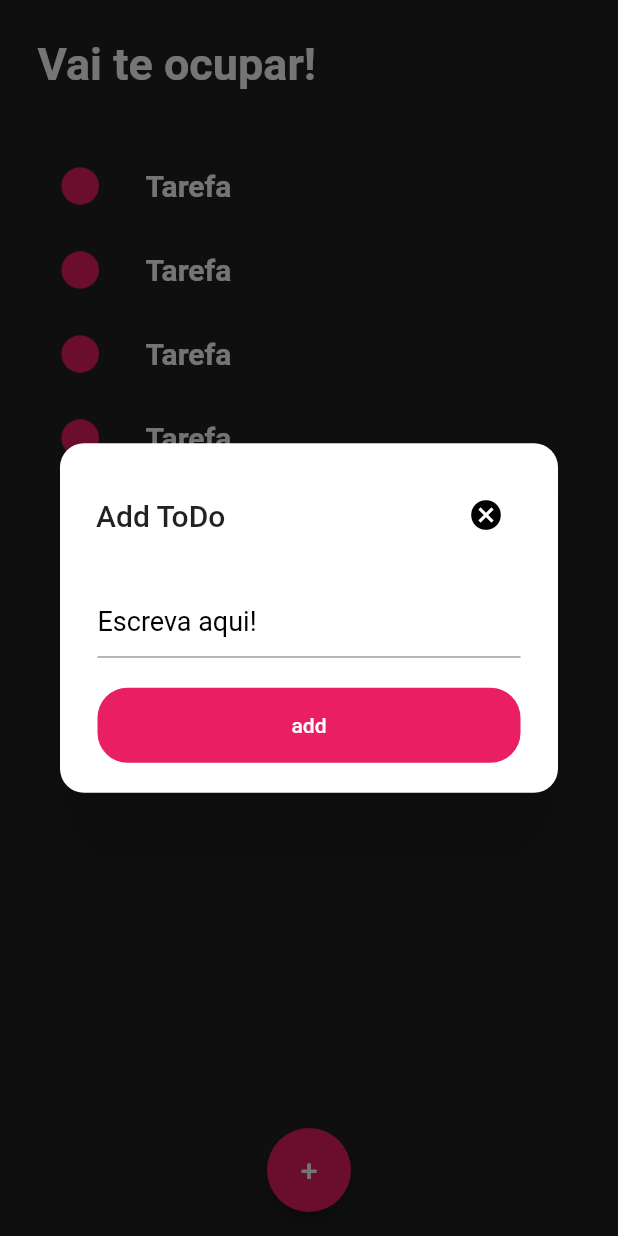
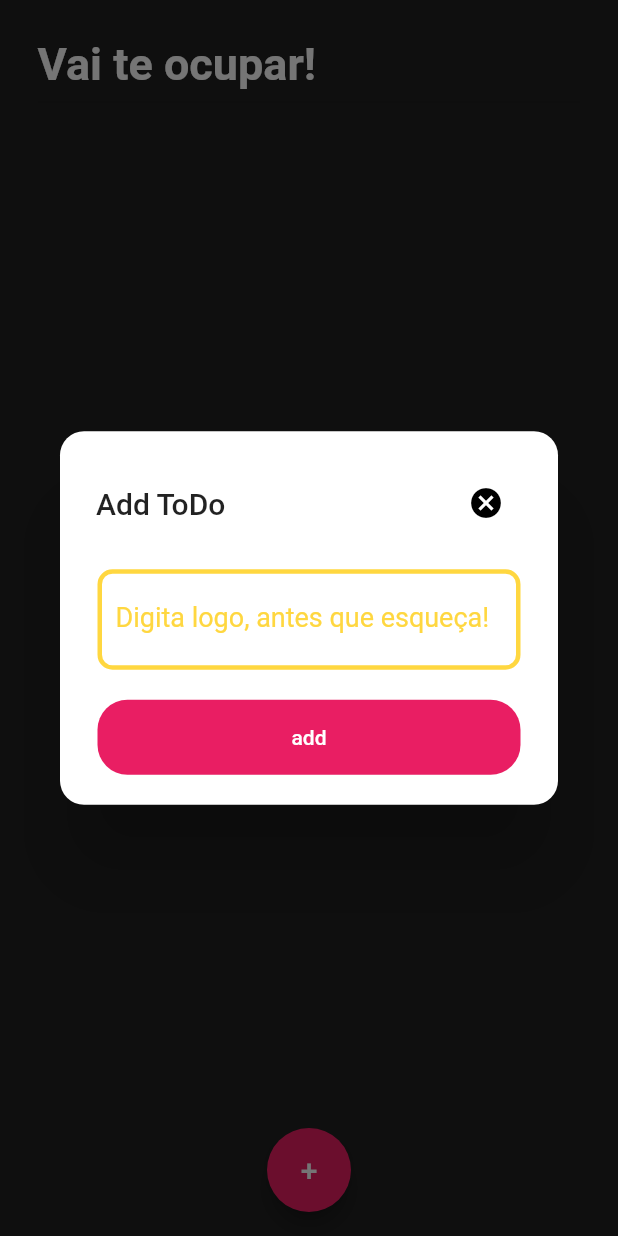
Before and after one commit to albertobezerra/todo_arretado_dblocal_flutter, a Flutter app: the screen it shows after launch, after a tap on an icon or button, on a phone screen of 412 x 824 dp. Run offline on Flutter 3.47's test engine with Material 2 defaults, Android fonts, the phone set to English and light mode, and no system bars.

Commit message:
Estrutura e DB local feitos

```diff
--- a/lib/todo_list.dart
+++ b/lib/todo_list.dart
@@ -1,7 +1,60 @@
+import 'dart:convert';
+import 'dart:io';
+
 import 'package:flutter/material.dart';
+import 'package:path_provider/path_provider.dart';
 
-class TodoList extends StatelessWidget {
+class TodoList extends StatefulWidget {
   const TodoList({Key? key}) : super(key: key);
+
+  @override
+  State<TodoList> createState() => _TodoListState();
+}
+
+class _TodoListState extends State<TodoList> {
+  final _toDoController = TextEditingController();
+  List _toDoList = [];
+  late Map<String, dynamic> _lastRemoved;
+  late int _lastRemovedPos;
+
+  @override
+  void initState() {
+    super.initState();
+    _readData().then((data) {
+      setState(() {
+        _toDoList = json.decode(data!);
+      });
+    });
+  }
+
+  void _addToDo() {
+    setState(() {
+      Map<String, dynamic> newToDo = Map();
+      newToDo['title'] = _toDoController.text;
+      _toDoController.text = '';
+      newToDo['ok'] = false;
+      _toDoList.add(newToDo);
+      _refresh();
+      _saveData();
+      Navigator.pop(context);
+    });
+  }
+
+  Future<Null> _refresh() async {
+    // await Future.delayed(Duration(seconds: 1));
+    setState(() {
+      _toDoList.sort((a, b) {
+        if (a['ok'] && !b['ok'])
+          return 1;
+        else if (!a['ok'] && b['ok'])
+          return -1;
+        else
+          return 0;
+      });
+      _saveData();
+    });
+    return null;
+  }
 
   @override
   Widget build(BuildContext context) {
@@ -22,30 +75,13 @@ class TodoList extends StatelessWidget {
               ),
               Divider(),
               SizedBox(height: 20),
-              ListView.builder(
-                shrinkWrap: true,
-                itemCount: 5,
-                itemBuilder: (context, index) {
-                  return ListTile(
-                    onTap: () {},
-                    leading: Container(
-                      height: 25,
-                      width: 25,
-                      decoration: BoxDecoration(
-                          color: Theme.of(context).primaryColor,
-                          shape: BoxShape.circle),
-                    ),
-                    title: Text(
-                      'Tarefa',
-                      style: TextStyle(
-                        fontSize: 20,
-                        fontWeight: FontWeight.w600,
-                        color: Colors.white,
-                      ),
-                    ),
-                  );
-                },
-              )
+              Expanded(
+                child: ListView.builder(
+                  padding: EdgeInsets.only(top: 10),
+                  itemCount: _toDoList.length,
+                  itemBuilder: buildItem,
+                ),
+              ),
             ],
           ),
         ),
@@ -84,16 +120,28 @@ class TodoList extends StatelessWidget {
                 ),
                 children: [
                   TextField(
+                    controller: _toDoController,
                     style: TextStyle(
                       fontSize: 18,
                       height: 1.5,
                       color: Colors.pink,
                     ),
                     decoration: InputDecoration(
-                        hintText: "Escreva aqui!",
-                        hintStyle: TextStyle(
-                          color: Colors.black,
-                        )),
+                      enabledBorder: OutlineInputBorder(
+                        borderSide: const BorderSide(
+                            width: 3, color: Colors.amberAccent),
+                        borderRadius: BorderRadius.circular(10),
+                      ),
+                      focusedBorder: OutlineInputBorder(
+                        borderSide:
+                            BorderSide(width: 3, color: Colors.amberAccent),
+                        borderRadius: BorderRadius.circular(10),
+                      ),
+                      labelText: 'Digita logo, antes que esqueça!',
+                      labelStyle: TextStyle(
+                        color: Colors.amberAccent,
+                      ),
+                    ),
                   ),
                   SizedBox(height: 20),
                   SizedBox(
@@ -106,7 +154,7 @@ class TodoList extends StatelessWidget {
                       child: Text('add'),
                       color: Theme.of(context).primaryColor,
                       textColor: Colors.white,
-                      onPressed: () {},
+                      onPressed: _addToDo,
                     ),
                   ),
                 ],
@@ -117,4 +165,79 @@ class TodoList extends StatelessWidget {
       ),
     );
   }
+
+  Widget buildItem(BuildContext context, int index) {
+    return Dismissible(
+      key: Key(DateTime.now().microsecondsSinceEpoch.toString()),
+      background: Container(
+        color: Colors.red,
+        child: Align(
+          alignment: Alignment(-0.9, 0),
+          child: Icon(
+            Icons.delete,
+            color: Colors.white,
+          ),
+        ),
+      ),
+      direction: DismissDirection.startToEnd,
+      child: CheckboxListTile(
+        title: Text(_toDoList[index]['title']),
+        value: _toDoList[index]['ok'],
+        secondary: CircleAvatar(
+          child: Icon(_toDoList[index]['ok'] ? Icons.check : Icons.error),
+        ),
+        onChanged: (bool? c) {
+          setState(() {
+            _toDoList[index]['ok'] = c;
+            _refresh();
+            _saveData();
+          });
+        },
+      ),
+      onDismissed: (direction) {
+        setState(() {
+          _lastRemoved = Map.from(_toDoList[index]);
+          _lastRemovedPos = index;
+          _toDoList.removeAt(index);
+          _saveData();
+
+          final snack = SnackBar(
+            content:
+                Text('Terminasse isso \'${_lastRemoved['title']}\' mesmo?'),
+            action: SnackBarAction(
+                label: 'Terminei não',
+                onPressed: () {
+                  setState(() {
+                    _toDoList.insert(_lastRemovedPos, _lastRemoved);
+                    _saveData();
+                  });
+                }),
+            duration: Duration(seconds: 5),
+          );
+          ScaffoldMessenger.of(context).removeCurrentSnackBar();
+          ScaffoldMessenger.of(context).showSnackBar(snack);
+        });
+      },
+    );
+  }
+
+  Future<File> _getFile() async {
+    final directory = await getApplicationDocumentsDirectory();
+    return File('${directory.path}/data.json');
+  }
+
+  Future<File> _saveData() async {
+    String data = json.encode(_toDoList);
+    final file = await _getFile();
+    return file.writeAsString(data);
+  }
+
+  Future<String?> _readData() async {
+    try {
+      final file = await _getFile();
+      return file.readAsString();
+    } catch (e) {
+      return null;
+    }
+  }
 }
--- a/pubspec.yaml
+++ b/pubspec.yaml
@@ -34,6 +34,7 @@ dependencies:
   # The following adds the Cupertino Icons font to your application.
   # Use with the CupertinoIcons class for iOS style icons.
   cupertino_icons: ^1.0.2
+  path_provider: ^2.0.10
 
 dev_dependencies:
   flutter_test:
```
Also changed, not shown: pubspec.lock.
